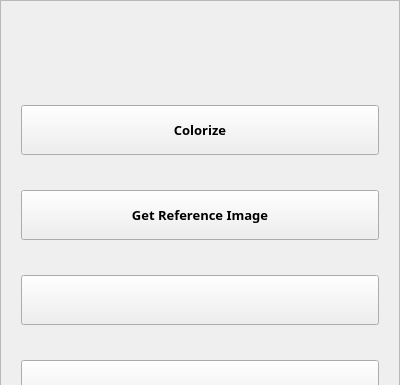
The window that ui/ai_frame.ui (SaebyeolShin/Colorization_UI_v1) describes before a commit, drawn with Qt 5; both pictures show x 0 to 400 and y 0 to 385 of the 400 by 720 pixel window.
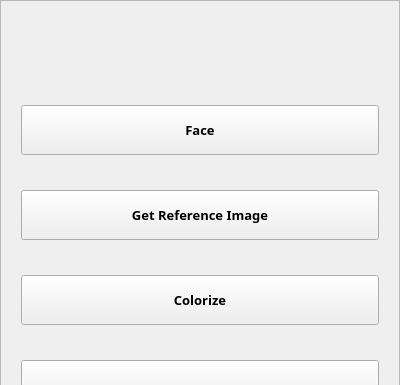
The same window after the commit.

```diff
--- a/ui/ai_frame.ui
+++ b/ui/ai_frame.ui
@@ -87,7 +87,7 @@
            </font>
           </property>
           <property name="text">
-           <string>Colorize</string>
+           <string>Face</string>
           </property>
          </widget>
         </item>
@@ -141,7 +141,7 @@
            </font>
           </property>
           <property name="text">
-           <string/>
+           <string>Colorize</string>
           </property>
          </widget>
         </item>
```
Left out of the diff: 2 changed lines with no effect on the pictures.
